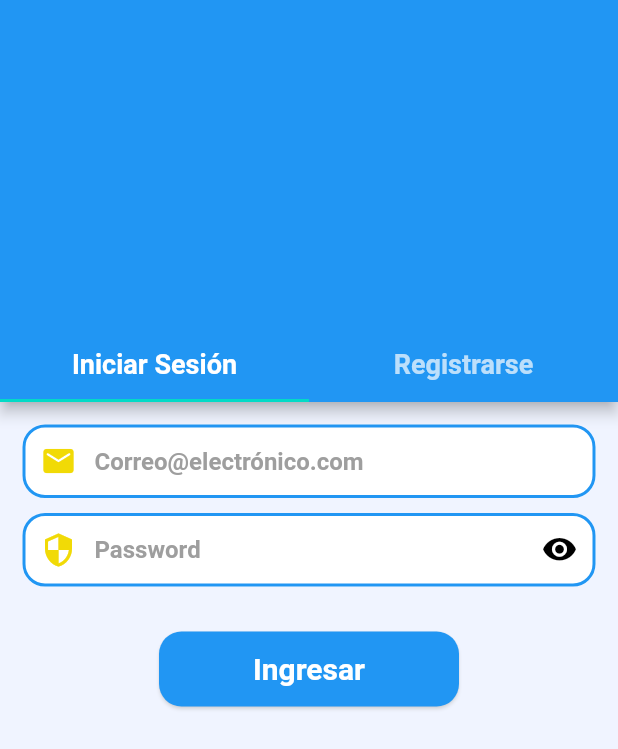
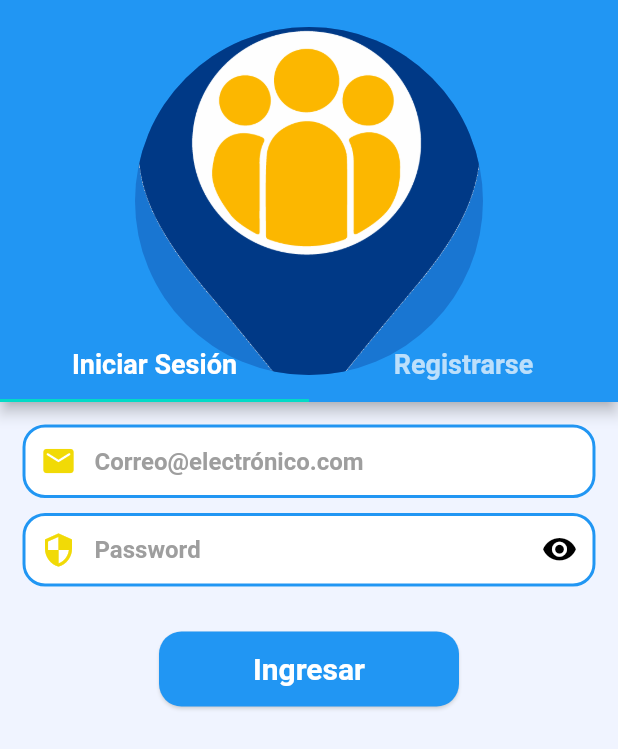
Before and after one commit to redlein/buscappme2, a Flutter app: the TabLoginScreen screen opened by its route, on a phone screen of 412 x 824 dp. Shown: the top 749 px of the screen. Run offline on Flutter 3.47's test engine with Material 2 defaults, Android fonts, the phone set to English and light mode, and no system bars; our stand-ins replace flutter_secure_storage, google_fonts, google_mobile_ads, image_picker, lottie, shared_preferences and 1 more; accounts and stored records are empty.

Commit message:
login logo

```diff
--- a/lib/screen/login/tab_login_screen.dart
+++ b/lib/screen/login/tab_login_screen.dart
@@ -18,9 +18,17 @@ class TabLoginScreen extends StatelessWidget {
               toolbarHeight: 220,
               flexibleSpace: Padding(
                 padding: const EdgeInsets.all(10.0),
-                child: Container(),
+                child: Padding(
+                  padding: const EdgeInsets.all(8.0),
+                  child: Container(
+                    child: CircleAvatar(
+                      radius: 128,
+                      backgroundImage: AssetImage('assets/logo.png'),
+                    ),
+                  ),
+                ),
               ),
-              //
+
               // Cabeceras de TabBar
               bottom: const TabBar(
                 isScrollable: false,
```
Also changed, not shown: assets/logo2.png (added).
